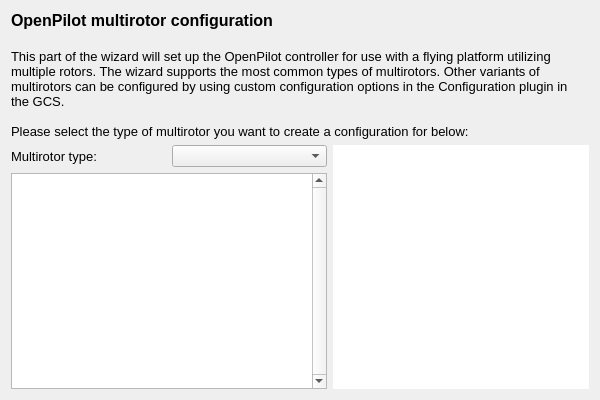
First picture: the form in ground/openpilotgcs/src/plugins/setupwizard/pages/multipage.ui, repository openpilot/OpenPilot, before the edit.
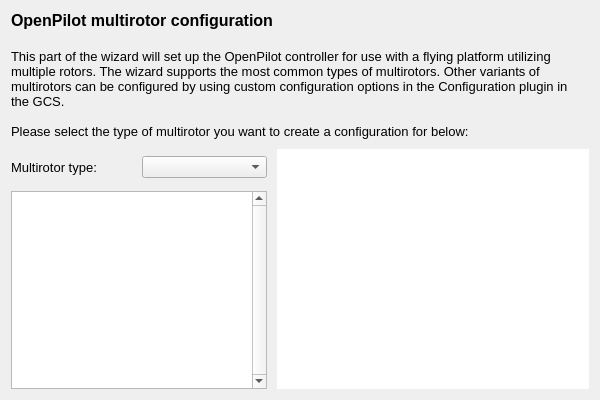
Second picture: the form after the edit.

Diff of the .ui file:
```diff
--- a/ground/openpilotgcs/src/plugins/setupwizard/pages/multipage.ui
+++ b/ground/openpilotgcs/src/plugins/setupwizard/pages/multipage.ui
@@ -37,12 +37,24 @@
    </item>
    <item>
     <layout class="QHBoxLayout" name="horizontalLayout">
+     <property name="topMargin">
+      <number>4</number>
+     </property>
      <item>
       <layout class="QVBoxLayout" name="verticalLayout_2">
        <item>
         <layout class="QHBoxLayout" name="horizontalLayout_2">
+         <property name="rightMargin">
+          <number>4</number>
+         </property>
          <item>
           <widget class="QLabel" name="label_2">
+           <property name="minimumSize">
+            <size>
+             <width>125</width>
+             <height>36</height>
+            </size>
+           </property>
            <property name="font">
             <font>
              <pointsize>10</pointsize>
@@ -56,12 +68,25 @@
           </widget>
          </item>
          <item>
-          <widget class="QComboBox" name="typeCombo"/>
+          <widget class="QComboBox" name="typeCombo">
+           <property name="minimumSize">
+            <size>
+             <width>125</width>
+             <height>20</height>
+            </size>
+           </property>
+          </widget>
          </item>
         </layout>
        </item>
        <item>
         <widget class="QTextEdit" name="typeDescription">
+         <property name="sizePolicy">
+          <sizepolicy hsizetype="Maximum" vsizetype="Expanding">
+           <horstretch>0</horstretch>
+           <verstretch>0</verstretch>
+          </sizepolicy>
+         </property>
          <property name="verticalScrollBarPolicy">
           <enum>Qt::ScrollBarAlwaysOn</enum>
          </property>
@@ -78,7 +103,7 @@
      <item>
       <widget class="QGraphicsView" name="typeGraphicsView">
        <property name="sizePolicy">
-        <sizepolicy hsizetype="Minimum" vsizetype="Minimum">
+        <sizepolicy hsizetype="Expanding" vsizetype="Expanding">
          <horstretch>0</horstretch>
          <verstretch>0</verstretch>
         </sizepolicy>
```
